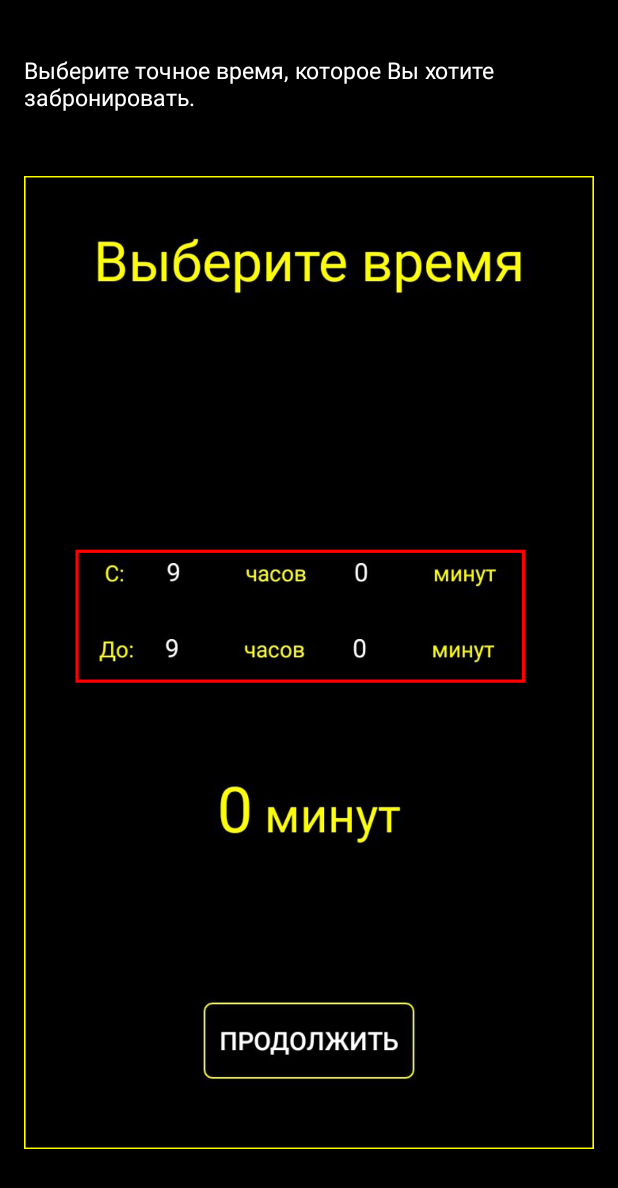
After one commit to PcheLL/WakeparkBY_Client, an Android app: the fragment OnboardingFragment3 shown on its own in the app's theme, on a phone screen of 412 x 824 dp. The commit adds this screen. Shown: the top 1188 px of the screen. Run offline under Robolectric (Android 15) with nearby library versions, the phone set to English and light mode, and no system bars; 1 statement that could not run was skipped.

Commit message:
Version 0.5 (add Onboarding)

```diff
--- a/app/build.gradle
+++ b/app/build.gradle
@@ -39,4 +39,6 @@ dependencies {
     annotationProcessor 'org.projectlombok:lombok:1.18.6'
     implementation 'com.android.support:design:28.0.0'
     implementation 'org.jsoup:jsoup:1.11.3'
+    implementation 'com.github.navasmdc:MaterialDesign:1.5@aar'
+    implementation 'com.ogaclejapan.smarttablayout:library:1.2.1@aar'
 }
--- a/app/src/main/AndroidManifest.xml
+++ b/app/src/main/AndroidManifest.xml
@@ -44,6 +44,7 @@
         <activity android:name=".Activity.Booking.LocationSelectionActivity" android:screenOrientation="portrait"/>
         <activity android:name=".Activity.SeasonTickets.SeasonTicketsActivity" android:screenOrientation="portrait"/>
         <activity android:name=".Activity.MainMenu.MainMenuActivity" android:screenOrientation="portrait"/>
+        <activity android:name=".Activity.Onboarding.OnboardingActivity" android:screenOrientation="portrait"/>
     </application>
 
 
--- /dev/null
+++ b/app/src/main/java/com/wakeparkby/Activity/Onboarding/OnboardingFragment3.java
@@ -0,0 +1,24 @@
+package com.wakeparkby.Activity.Onboarding;
+
+import android.os.Bundle;
+import android.support.annotation.Nullable;
+import android.support.v4.app.Fragment;
+import android.view.LayoutInflater;
+import android.view.View;
+import android.view.ViewGroup;
+
+import com.wakeparkby.R;
+
+public class OnboardingFragment3 extends Fragment {
+
+    @Nullable
+    @Override
+    public View onCreateView(LayoutInflater inflater, ViewGroup container, Bundle savedInstanceState) {
+        return inflater.inflate(
+                R.layout.onboarding_screen3,
+                container,
+                false
+        );
+    }
+
+}
--- a/app/src/main/res/layout/content_main.xml
+++ b/app/src/main/res/layout/content_main.xml
@@ -16,7 +16,7 @@
     android:layout_width="wrap_content"
     android:layout_height="wrap_content"
     android:orientation="vertical"
-    android:layout_marginTop="10dp"
+    android:layout_marginTop="0dp"
     android:paddingLeft="10dp">
     <TextView
         android:layout_width="wrap_content"
--- /dev/null
+++ b/app/src/main/res/layout/onboarding_screen3.xml
@@ -0,0 +1,27 @@
+<?xml version="1.0" encoding="utf-8"?>
+<LinearLayout xmlns:android="http://schemas.android.com/apk/res/android"
+    android:orientation="vertical" android:layout_width="match_parent"
+    android:layout_height="match_parent"
+    android:padding="16dp"
+    android:gravity="center_horizontal"
+    android:background="#000000"
+    >
+
+    <TextView
+        android:layout_width="wrap_content"
+        android:layout_height="wrap_content"
+        android:textSize="15sp"
+        android:layout_marginTop="20dp"
+        android:textColor="#ffffff"
+        android:text="Выберите точное время, которое Вы хотите
+ забронировать. "
+        />
+
+    <ImageView
+        android:layout_marginTop="30dp"
+        android:layout_width="match_parent"
+        android:layout_height="match_parent"
+        android:src="@drawable/sc_choose_time_interval"
+        android:layout_marginBottom="30dp"/>
+
+</LinearLayout>
```
Also changed, not shown: app/src/main/java/com/wakeparkby/Activity/MainMenu/MainMenuActivity.java (+17 -0 lines), app/src/main/java/com/wakeparkby/Activity/Onboarding/OnboardingActivity.java (added, +103 -0 lines), app/src/main/java/com/wakeparkby/Activity/Onboarding/OnboardingFragment1.java (added, +23 -0 lines), app/src/main/java/com/wakeparkby/Activity/Onboarding/OnboardingFragment2.java (added, +24 -0 lines), app/src/main/java/com/wakeparkby/Activity/Onboarding/OnboardingFragment4.java (added, +24 -0 lines), app/src/main/res/layout/activity_onboarding.xml (added, +48 -0 lines), app/src/main/res/layout/onboarding_screen1.xml (added, +35 -0 lines), app/src/main/res/layout/onboarding_screen2.xml (added, +24 -0 lines), app/src/main/res/layout/onboarding_screen4.xml (added, +26 -0 lines), app/src/main/res/drawable/sc_booking_description.png (added), app/src/main/res/drawable/sc_choose_time.png (added), app/src/main/res/drawable/sc_choose_time_interval.png (added), app/src/main/res/drawable/sc_main_menu.png (added).
